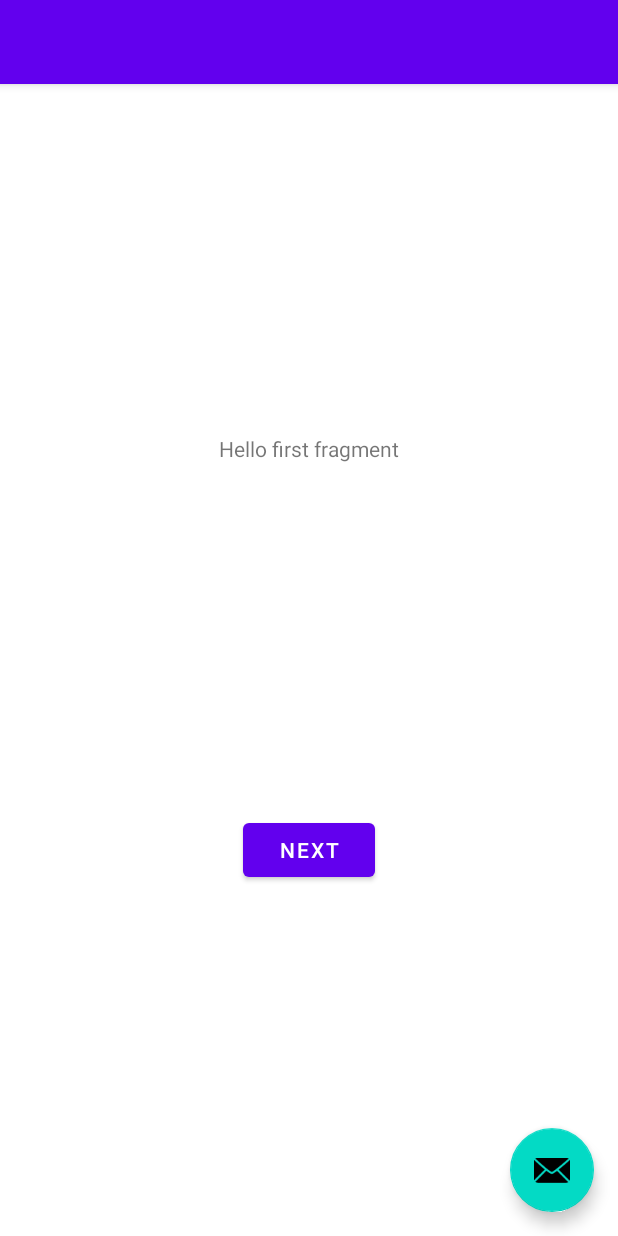
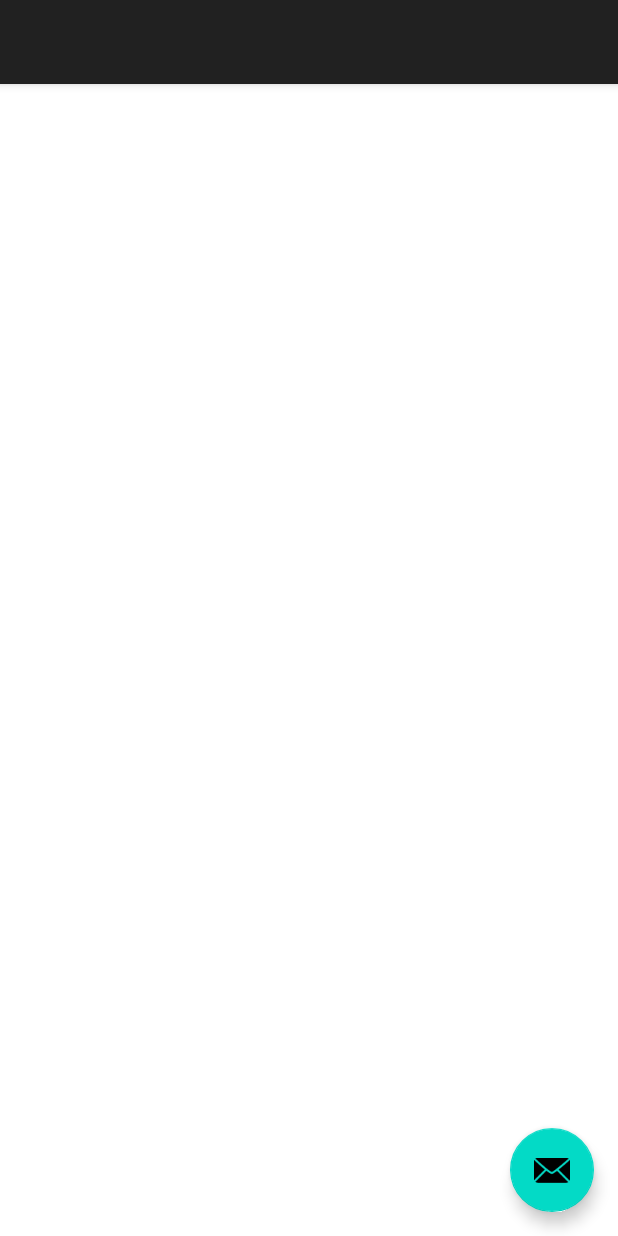
Before and after one commit to AxelStein/Arterial-Pressure-Diary, an Android app: the layout activity_main.xml on its own in the app's theme, with its tools: preview values and no code run, on a phone screen of 412 x 824 dp. Run offline under Robolectric (Android 15) with nearby library versions, the phone set to English and light mode, and no system bars.

Commit message:
Initial setup

```diff
--- a/app/src/main/java/com/axel_stein/ap_diary/FirstFragment.kt
+++ /dev/null
@@ -1,31 +0,0 @@
-package com.axel_stein.ap_diary
-
-import android.os.Bundle
-import androidx.fragment.app.Fragment
-import android.view.LayoutInflater
-import android.view.View
-import android.view.ViewGroup
-import android.widget.Button
-import androidx.navigation.fragment.findNavController
-
-/**
- * A simple [Fragment] subclass as the default destination in the navigation.
- */
-class FirstFragment : Fragment() {
-
-    override fun onCreateView(
-        inflater: LayoutInflater, container: ViewGroup?,
-        savedInstanceState: Bundle?
-    ): View? {
-        // Inflate the layout for this fragment
-        return inflater.inflate(R.layout.fragment_first, container, false)
-    }
-
-    override fun onViewCreated(view: View, savedInstanceState: Bundle?) {
-        super.onViewCreated(view, savedInstanceState)
-
-        view.findViewById<Button>(R.id.button_first).setOnClickListener {
-            findNavController().navigate(R.id.action_FirstFragment_to_SecondFragment)
-        }
-    }
-}
--- a/app/src/main/res/layout/activity_main.xml
+++ b/app/src/main/res/layout/activity_main.xml
@@ -20,14 +20,12 @@
 
     </com.google.android.material.appbar.AppBarLayout>
 
-    <include layout="@layout/content_main" />
-
     <com.google.android.material.floatingactionbutton.FloatingActionButton
         android:id="@+id/fab"
         android:layout_width="wrap_content"
         android:layout_height="wrap_content"
         android:layout_gravity="bottom|end"
-        android:layout_margin="@dimen/fab_margin"
+        android:layout_margin="16dp"
         app:srcCompat="@android:drawable/ic_dialog_email" />
 
 </androidx.coordinatorlayout.widget.CoordinatorLayout>
--- a/app/src/main/res/layout/content_main.xml
+++ /dev/null
@@ -1,19 +0,0 @@
-<?xml version="1.0" encoding="utf-8"?>
-<androidx.constraintlayout.widget.ConstraintLayout xmlns:android="http://schemas.android.com/apk/res/android"
-    xmlns:app="http://schemas.android.com/apk/res-auto"
-    android:layout_width="match_parent"
-    android:layout_height="match_parent"
-    app:layout_behavior="@string/appbar_scrolling_view_behavior">
-
-    <fragment
-        android:id="@+id/nav_host_fragment"
-        android:name="androidx.navigation.fragment.NavHostFragment"
-        android:layout_width="0dp"
-        android:layout_height="0dp"
-        app:defaultNavHost="true"
-        app:layout_constraintBottom_toBottomOf="parent"
-        app:layout_constraintLeft_toLeftOf="parent"
-        app:layout_constraintRight_toRightOf="parent"
-        app:layout_constraintTop_toTopOf="parent"
-        app:navGraph="@navigation/nav_graph" />
-</androidx.constraintlayout.widget.ConstraintLayout>
--- a/app/src/main/res/layout/fragment_first.xml
+++ /dev/null
@@ -1,28 +0,0 @@
-<?xml version="1.0" encoding="utf-8"?>
-<androidx.constraintlayout.widget.ConstraintLayout xmlns:android="http://schemas.android.com/apk/res/android"
-    xmlns:app="http://schemas.android.com/apk/res-auto"
-    xmlns:tools="http://schemas.android.com/tools"
-    android:layout_width="match_parent"
-    android:layout_height="match_parent"
-    tools:context=".FirstFragment">
-
-    <TextView
-        android:id="@+id/textview_first"
-        android:layout_width="wrap_content"
-        android:layout_height="wrap_content"
-        android:text="@string/hello_first_fragment"
-        app:layout_constraintBottom_toTopOf="@id/button_first"
-        app:layout_constraintEnd_toEndOf="parent"
-        app:layout_constraintStart_toStartOf="parent"
-        app:layout_constraintTop_toTopOf="parent" />
-
-    <Button
-        android:id="@+id/button_first"
-        android:layout_width="wrap_content"
-        android:layout_height="wrap_content"
-        android:text="@string/next"
-        app:layout_constraintBottom_toBottomOf="parent"
-        app:layout_constraintEnd_toEndOf="parent"
-        app:layout_constraintStart_toStartOf="parent"
-        app:layout_constraintTop_toBottomOf="@id/textview_first" />
-</androidx.constraintlayout.widget.ConstraintLayout>
--- a/app/src/main/res/navigation/nav_graph.xml
+++ b/app/src/main/res/navigation/nav_graph.xml
@@ -2,27 +2,5 @@
 <navigation xmlns:android="http://schemas.android.com/apk/res/android"
     xmlns:app="http://schemas.android.com/apk/res-auto"
     xmlns:tools="http://schemas.android.com/tools"
-    android:id="@+id/nav_graph"
-    app:startDestination="@id/FirstFragment">
-
-    <fragment
-        android:id="@+id/FirstFragment"
-        android:name="com.axel_stein.ap_diary.FirstFragment"
-        android:label="@string/first_fragment_label"
-        tools:layout="@layout/fragment_first">
-
-        <action
-            android:id="@+id/action_FirstFragment_to_SecondFragment"
-            app:destination="@id/SecondFragment" />
-    </fragment>
-    <fragment
-        android:id="@+id/SecondFragment"
-        android:name="com.axel_stein.ap_diary.SecondFragment"
-        android:label="@string/second_fragment_label"
-        tools:layout="@layout/fragment_second">
-
-        <action
-            android:id="@+id/action_SecondFragment_to_FirstFragment"
-            app:destination="@id/FirstFragment" />
-    </fragment>
+    android:id="@+id/nav_graph">
 </navigation>
--- a/app/src/main/res/values-night/themes.xml
+++ b/app/src/main/res/values-night/themes.xml
@@ -1,16 +1,5 @@
 <resources xmlns:tools="http://schemas.android.com/tools">
     <!-- Base application theme. -->
     <style name="Theme.ArterialPressureDiary" parent="Theme.MaterialComponents.DayNight.DarkActionBar">
-        <!-- Primary brand color. -->
-        <item name="colorPrimary">@color/purple_200</item>
-        <item name="colorPrimaryVariant">@color/purple_700</item>
-        <item name="colorOnPrimary">@color/black</item>
-        <!-- Secondary brand color. -->
-        <item name="colorSecondary">@color/teal_200</item>
-        <item name="colorSecondaryVariant">@color/teal_200</item>
-        <item name="colorOnSecondary">@color/black</item>
-        <!-- Status bar color. -->
-        <item name="android:statusBarColor" tools:targetApi="l">?attr/colorPrimaryVariant</item>
-        <!-- Customize your theme here. -->
     </style>
 </resources>
--- a/app/src/main/res/values/colors.xml
+++ b/app/src/main/res/values/colors.xml
@@ -1,10 +1,3 @@
 <?xml version="1.0" encoding="utf-8"?>
 <resources>
-    <color name="purple_200">#FFBB86FC</color>
-    <color name="purple_500">#FF6200EE</color>
-    <color name="purple_700">#FF3700B3</color>
-    <color name="teal_200">#FF03DAC5</color>
-    <color name="teal_700">#FF018786</color>
-    <color name="black">#FF000000</color>
-    <color name="white">#FFFFFFFF</color>
 </resources>
--- a/app/src/main/res/values/dimens.xml
+++ /dev/null
@@ -1,3 +0,0 @@
-<resources>
-    <dimen name="fab_margin">16dp</dimen>
-</resources>
--- a/app/src/main/res/values/strings.xml
+++ b/app/src/main/res/values/strings.xml
@@ -1,12 +1,3 @@
 <resources>
-    <string name="app_name">Arterial Pressure Diary</string>
-    <string name="action_settings">Settings</string>
-    <!-- Strings used for fragments for navigation -->
-    <string name="first_fragment_label">First Fragment</string>
-    <string name="second_fragment_label">Second Fragment</string>
-    <string name="next">Next</string>
-    <string name="previous">Previous</string>
-
-    <string name="hello_first_fragment">Hello first fragment</string>
-    <string name="hello_second_fragment">Hello second fragment. Arg: %1$s</string>
+    <string name="app_name" translatable="false">Blood Pressure Diary</string>
 </resources>
--- a/app/src/main/res/values/themes.xml
+++ b/app/src/main/res/values/themes.xml
@@ -1,17 +1,6 @@
 <resources xmlns:tools="http://schemas.android.com/tools">
     <!-- Base application theme. -->
     <style name="Theme.ArterialPressureDiary" parent="Theme.MaterialComponents.DayNight.DarkActionBar">
-        <!-- Primary brand color. -->
-        <item name="colorPrimary">@color/purple_500</item>
-        <item name="colorPrimaryVariant">@color/purple_700</item>
-        <item name="colorOnPrimary">@color/white</item>
-        <!-- Secondary brand color. -->
-        <item name="colorSecondary">@color/teal_200</item>
-        <item name="colorSecondaryVariant">@color/teal_700</item>
-        <item name="colorOnSecondary">@color/black</item>
-        <!-- Status bar color. -->
-        <item name="android:statusBarColor" tools:targetApi="l">?attr/colorPrimaryVariant</item>
-        <!-- Customize your theme here. -->
     </style>
 
     <style name="Theme.ArterialPressureDiary.NoActionBar">
--- a/build.gradle
+++ b/build.gradle
@@ -6,7 +6,7 @@ buildscript {
         jcenter()
     }
     dependencies {
-        classpath "com.android.tools.build:gradle:4.1.1"
+        classpath 'com.android.tools.build:gradle:4.1.2'
         classpath "org.jetbrains.kotlin:kotlin-gradle-plugin:$kotlin_version"
 
         // NOTE: Do not place your application dependencies here; they belong
```
Also changed, not shown: app/build.gradle (+38 -4 lines), app/src/main/java/com/axel_stein/ap_diary/MainActivity.kt (+6 -20 lines), app/src/main/java/com/axel_stein/ap_diary/SecondFragment.kt (deleted, +0 -31 lines), app/src/main/res/layout/fragment_second.xml (deleted, +0 -27 lines), app/src/main/res/menu/menu_main.xml (deleted, +0 -10 lines), gradle.properties (+6 -1 lines), gradle/wrapper/gradle-wrapper.properties.
